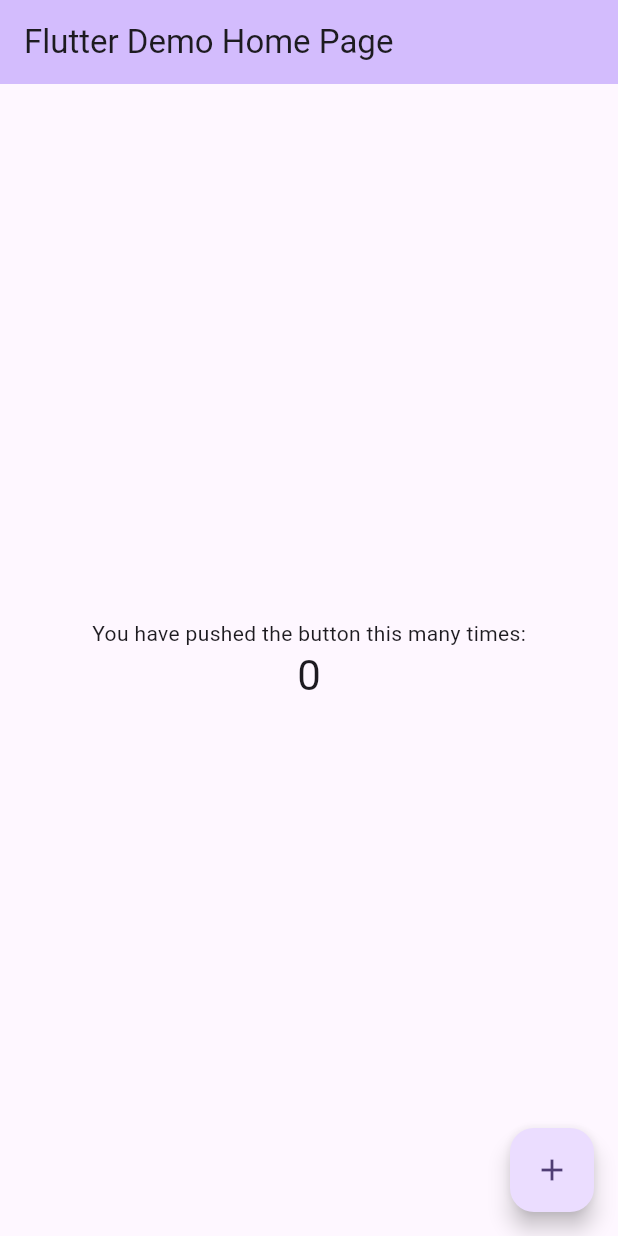
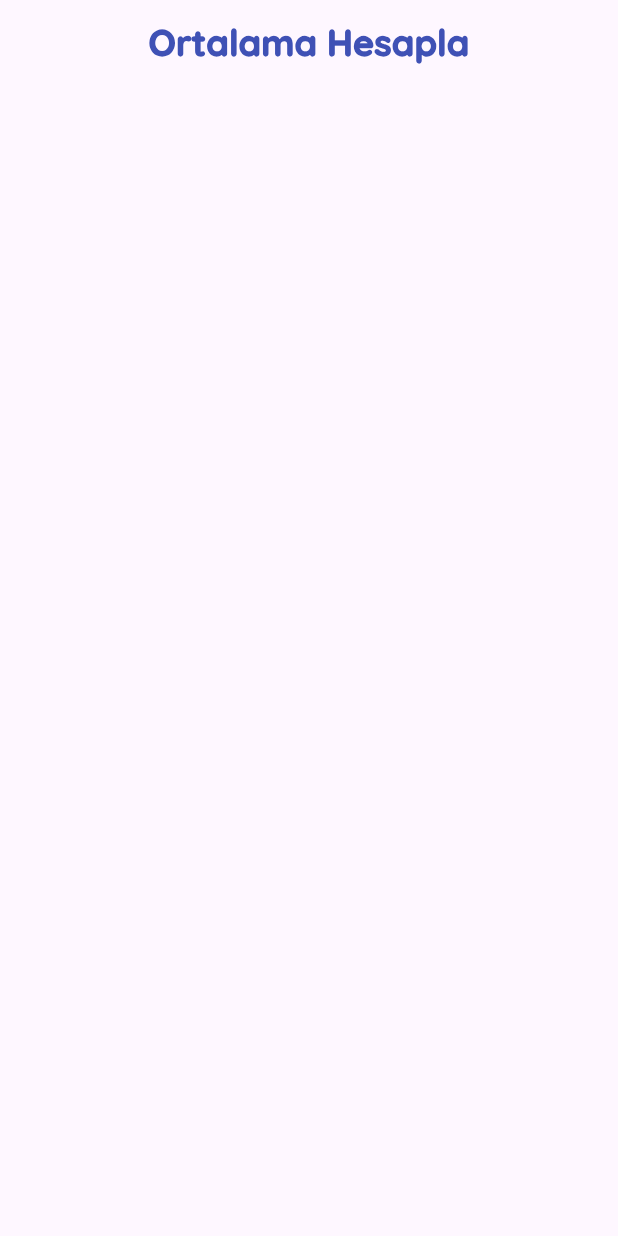
Before and after one commit to Cahidenuryalcin/ortalamaHesaplamaApp, a Flutter app: the screen it shows after launch, on a phone screen of 412 x 824 dp. Run offline on Flutter 3.47's test engine with Material 3 defaults, Android fonts, the phone set to English and light mode, and no system bars; our stand-ins replace google_fonts.

Commit message:
28.03.24

```diff
--- /dev/null
+++ b/lib/app_constanst.dart
@@ -0,0 +1,18 @@
+
+import 'package:flutter/material.dart';
+import 'package:google_fonts/google_fonts.dart';
+
+
+class Sabitler {
+  static const anaRenk = Colors.indigo;
+  static const String baslikText = "Ortalama Hesapla";
+
+  static final TextStyle baslikStyle = GoogleFonts.quicksand(
+    fontSize: 24,
+    fontWeight: FontWeight.w900,
+    color: anaRenk,
+  );
+
+
+  static BorderRadius borderRadius = BorderRadius.circular(24);
+}
--- a/lib/main.dart
+++ b/lib/main.dart
@@ -1,3 +1,5 @@
+import 'package:dinamik_ortalama_hesaplama_app/app_constanst.dart';
+import 'package:dinamik_ortalama_hesaplama_app/widgets/ortalama_hesapla_page.dart';
 import 'package:flutter/material.dart';
 
 void main() {
@@ -7,119 +9,16 @@ void main() {
 class MyApp extends StatelessWidget {
   const MyApp({super.key});
 
-  // This widget is the root of your application.
   @override
   Widget build(BuildContext context) {
     return MaterialApp(
-      title: 'Flutter Demo',
+      title: "Dinamik Ortalama Hesapla",
+      debugShowCheckedModeBanner: false,
       theme: ThemeData(
-        // This is the theme of your application.
-        //
-        // TRY THIS: Try running your application with "flutter run". You'll see
-        // the application has a purple toolbar. Then, without quitting the app,
-        // try changing the seedColor in the colorScheme below to Colors.green
-        // and then invoke "hot reload" (save your changes or press the "hot
-        // reload" button in a Flutter-supported IDE, or press "r" if you used
-        // the command line to start the app).
-        //
-        // Notice that the counter didn't reset back to zero; the application
-        // state is not lost during the reload. To reset the state, use hot
-        // restart instead.
-        //
-        // This works for code too, not just values: Most code changes can be
-        // tested with just a hot reload.
-        colorScheme: ColorScheme.fromSeed(seedColor: Colors.deepPurple),
-        useMaterial3: true,
+        primarySwatch: Sabitler.anaRenk,
+        visualDensity: VisualDensity.adaptivePlatformDensity,
       ),
-      home: const MyHomePage(title: 'Flutter Demo Home Page'),
+      home: OrtalamaHesaplaPage(),
     );
   }
 }
-
-class MyHomePage extends StatefulWidget {
-  const MyHomePage({super.key, required this.title});
-
-  // This widget is the home page of your application. It is stateful, meaning
-  // that it has a State object (defined below) that contains fields that affect
-  // how it looks.
-
-  // This class is the configuration for the state. It holds the values (in this
-  // case the title) provided by the parent (in this case the App widget) and
-  // used by the build method of the State. Fields in a Widget subclass are
-  // always marked "final".
-
-  final String title;
-
-  @override
-  State<MyHomePage> createState() => _MyHomePageState();
-}
-
-class _MyHomePageState extends State<MyHomePage> {
-  int _counter = 0;
-
-  void _incrementCounter() {
-    setState(() {
-      // This call to setState tells the Flutter framework that something has
-      // changed in this State, which causes it to rerun the build method below
-      // so that the display can reflect the updated values. If we changed
-      // _counter without calling setState(), then the build method would not be
-      // called again, and so nothing would appear to happen.
-      _counter++;
-    });
-  }
-
-  @override
-  Widget build(BuildContext context) {
-    // This method is rerun every time setState is called, for instance as done
-    // by the _incrementCounter method above.
-    //
-    // The Flutter framework has been optimized to make rerunning build methods
-    // fast, so that you can just rebuild anything that needs updating rather
-    // than having to individually change instances of widgets.
-    return Scaffold(
-      appBar: AppBar(
-        // TRY THIS: Try changing the color here to a specific color (to
-        // Colors.amber, perhaps?) and trigger a hot reload to see the AppBar
-        // change color while the other colors stay the same.
-        backgroundColor: Theme.of(context).colorScheme.inversePrimary,
-        // Here we take the value from the MyHomePage object that was created by
-        // the App.build method, and use it to set our appbar title.
-        title: Text(widget.title),
-      ),
-      body: Center(
-        // Center is a layout widget. It takes a single child and positions it
-        // in the middle of the parent.
-        child: Column(
-          // Column is also a layout widget. It takes a list of children and
-          // arranges them vertically. By default, it sizes itself to fit its
-          // children horizontally, and tries to be as tall as its parent.
-          //
-          // Column has various properties to control how it sizes itself and
-          // how it positions its children. Here we use mainAxisAlignment to
-          // center the children vertically; the main axis here is the vertical
-          // axis because Columns are vertical (the cross axis would be
-          // horizontal).
-          //
-          // TRY THIS: Invoke "debug painting" (choose the "Toggle Debug Paint"
-          // action in the IDE, or press "p" in the console), to see the
-          // wireframe for each widget.
-          mainAxisAlignment: MainAxisAlignment.center,
-          children: <Widget>[
-            const Text(
-              'You have pushed the button this many times:',
-            ),
-            Text(
-              '$_counter',
-              style: Theme.of(context).textTheme.headlineMedium,
-            ),
-          ],
-        ),
-      ),
-      floatingActionButton: FloatingActionButton(
-        onPressed: _incrementCounter,
-        tooltip: 'Increment',
-        child: const Icon(Icons.add),
-      ), // This trailing comma makes auto-formatting nicer for build methods.
-    );
-  }
-}
--- /dev/null
+++ b/lib/widgets/ortalama_hesapla_page.dart
@@ -0,0 +1,34 @@
+
+import 'package:dinamik_ortalama_hesaplama_app/app_constanst.dart';
+import 'package:flutter/material.dart';
+
+class OrtalamaHesaplaPage extends StatefulWidget {
+  const OrtalamaHesaplaPage({super.key});
+
+  @override
+  State<OrtalamaHesaplaPage> createState() => _OrtalamaHesaplaPageState();
+}
+
+class _OrtalamaHesaplaPageState extends State<OrtalamaHesaplaPage> {
+  GlobalKey<FormState> formKey = GlobalKey<FormState>();
+
+  @override
+  Widget build(BuildContext context) {
+    return Scaffold(
+      appBar: AppBar(
+        backgroundColor: Colors.transparent,
+        title: Center(
+          child: Text(
+            Sabitler.baslikText,
+            style: Sabitler.baslikStyle,
+          ),
+        ),
+      ),
+      body: Column(
+
+      ),
+    );
+  }
+
+
+}
--- a/pubspec.yaml
+++ b/pubspec.yaml
@@ -35,6 +35,7 @@ dependencies:
   # The following adds the Cupertino Icons font to your application.
   # Use with the CupertinoIcons class for iOS style icons.
   cupertino_icons: ^1.0.6
+  google_fonts:
 
 dev_dependencies:
   flutter_test:
```
Also changed, not shown: pubspec.lock.
